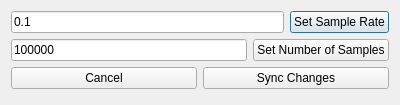
Qt form experimentconfig.ui (yobson/Exoplanet-Simulation) before a commit.
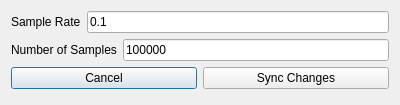
The same form after that commit. Icons and pictures are not drawn.

Patch:
```diff
--- a/experimentconfig.ui
+++ b/experimentconfig.ui
@@ -20,6 +20,13 @@
   <layout class="QVBoxLayout" name="verticalLayout">
    <item>
     <layout class="QHBoxLayout" name="horizontalLayout">
+     <item>
+      <widget class="QLabel" name="label">
+       <property name="text">
+        <string>Sample Rate</string>
+       </property>
+      </widget>
+     </item>
      <item>
       <widget class="QLineEdit" name="SampleRate">
        <property name="text">
@@ -27,17 +34,17 @@
        </property>
       </widget>
      </item>
-     <item>
-      <widget class="QPushButton" name="pushButton">
-       <property name="text">
-        <string>Set Sample Rate</string>
-       </property>
-      </widget>
-     </item>
     </layout>
    </item>
    <item>
     <layout class="QHBoxLayout" name="horizontalLayout_2">
+     <item>
+      <widget class="QLabel" name="label_2">
+       <property name="text">
+        <string>Number of Samples</string>
+       </property>
+      </widget>
+     </item>
      <item>
       <widget class="QLineEdit" name="SampleNumber">
        <property name="text">
@@ -45,13 +52,6 @@
        </property>
       </widget>
      </item>
-     <item>
-      <widget class="QPushButton" name="pushButton_2">
-       <property name="text">
-        <string>Set Number of Samples</string>
-       </property>
-      </widget>
-     </item>
     </layout>
    </item>
    <item>
```
